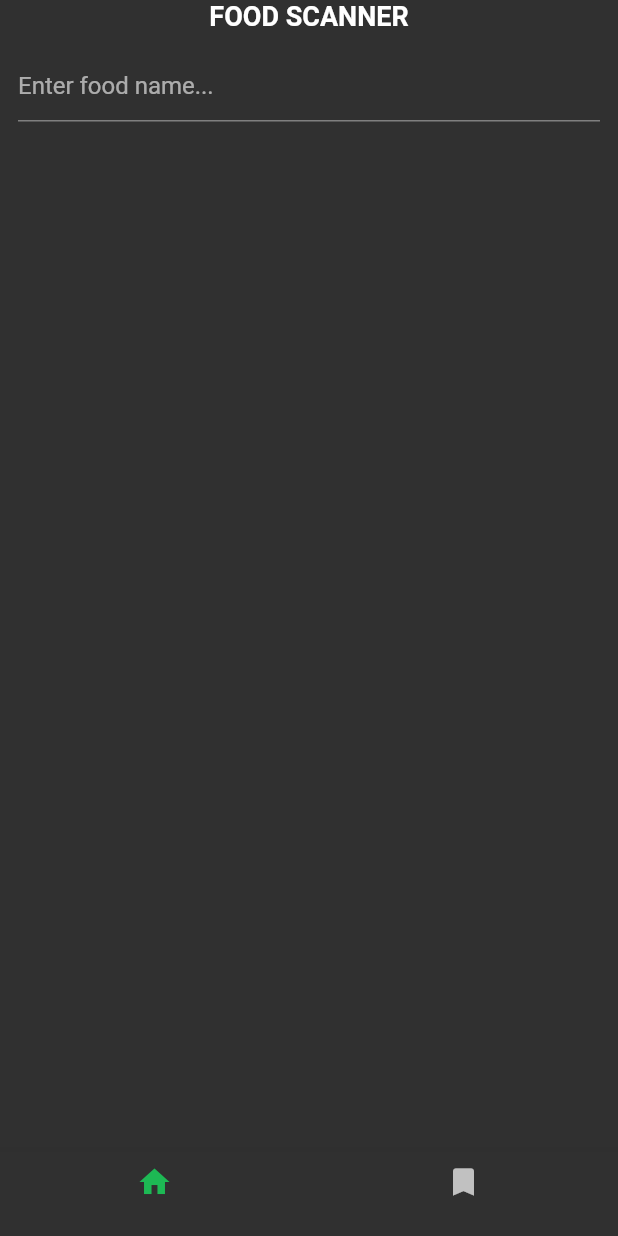
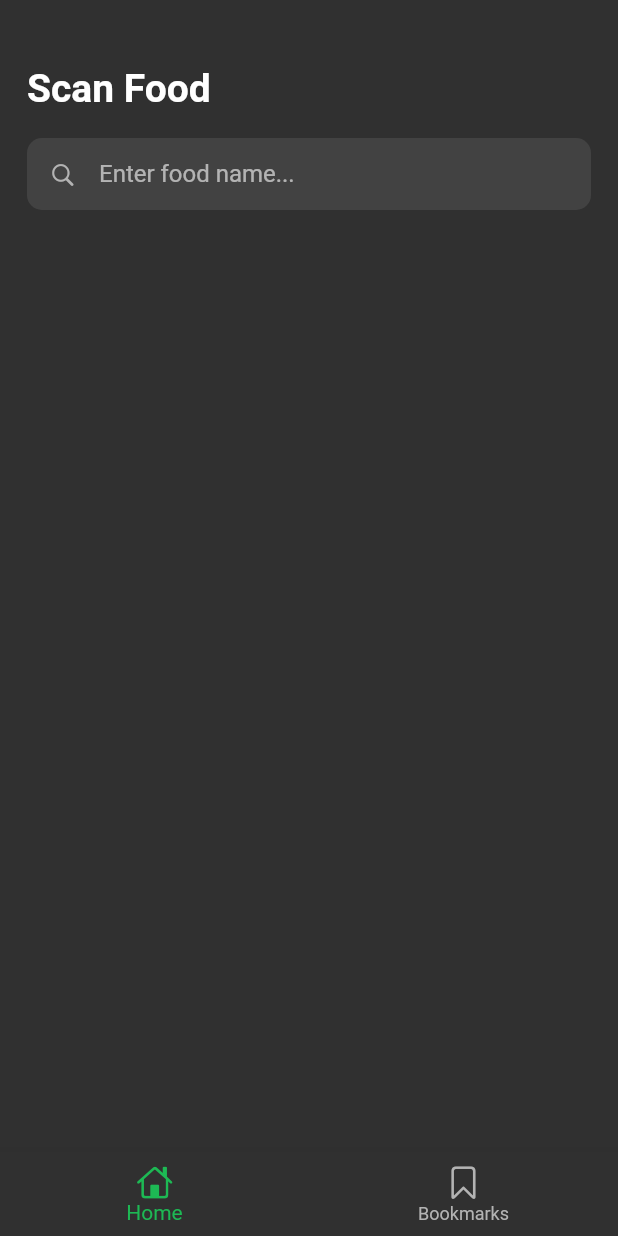
Before and after one commit to ThomHuynh/foodScanner, a Flutter app: the screen it shows after launch, on a phone screen of 412 x 824 dp. Run offline on Flutter 3.47's test engine with Material 2 defaults, Android fonts, the phone set to English and light mode, and no system bars.

Commit message:
refactor and home page design

```diff
--- a/lib/config/palette.dart
+++ b/lib/config/config.dart
@@ -2,8 +2,11 @@ import 'package:flutter/material.dart';
 
 class Palette {
   static const Color background = Color(0xff121212);
-  static const Color surface = Color(0xff535353);
+  static const Color surface = Color(0xff424242);
   static const Color onSurface = Color(0xffb3b3b3);
-
   static const Color primary = Color(0xff1DB954); // spotify green
 }
+
+// class ContainerRadius {
+//   static const containerRadius =
+// }
--- a/lib/main.dart
+++ b/lib/main.dart
@@ -1,5 +1,6 @@
+import 'package:flutter/cupertino.dart';
 import 'package:flutter/material.dart';
-import 'package:food_scanner/config/palette.dart';
+import 'package:food_scanner/config/config.dart';
 import 'package:food_scanner/screens/screens.dart';
 
 void main() => runApp(MyApp());
@@ -9,9 +10,19 @@ class MyApp extends StatelessWidget {
   Widget build(BuildContext context) {
     return MaterialApp(
       title: 'Food Scanner',
+      debugShowCheckedModeBanner: false,
       darkTheme: ThemeData(
+        cupertinoOverrideTheme:
+            CupertinoThemeData(primaryColor: Palette.primary),
+        textSelectionTheme: TextSelectionThemeData(
+          cursorColor: Palette.primary,
+          selectionColor: Palette.primary.withOpacity(0.5),
+          selectionHandleColor: Palette.primary,
+          // selectionHandleColor: Palette.primary,
+        ),
         brightness: Brightness.dark,
         primaryColor: Palette.primary,
+        primaryColorDark: Palette.primary,
         visualDensity: VisualDensity.adaptivePlatformDensity,
       ),
       themeMode: ThemeMode.dark,
--- a/lib/screens/bottom_nav_screen.dart
+++ b/lib/screens/bottom_nav_screen.dart
@@ -1,5 +1,7 @@
+import 'package:flutter/cupertino.dart';
 import 'package:flutter/material.dart';
-import 'package:food_scanner/config/palette.dart';
+import 'package:food_scanner/config/config.dart';
+import 'package:food_scanner/screens/foodDetailsScreen.dart';
 import 'package:food_scanner/screens/screens.dart';
 
 class BottomNavScreen extends StatefulWidget {
@@ -10,37 +12,28 @@ class BottomNavScreen extends StatefulWidget {
 class _BottomNavScreenState extends State<BottomNavScreen> {
   final List _screens = [
     HomeScreen(),
-    Scaffold(),
-    Scaffold(),
-    Scaffold(),
   ];
   int _currentIndex = 0;
 
   @override
   Widget build(BuildContext context) {
     return Scaffold(
-      // backgroundColor: Palette.background,
       body: _screens[_currentIndex],
       bottomNavigationBar: BottomNavigationBar(
         currentIndex: _currentIndex,
         onTap: (index) => setState(() => _currentIndex = index),
         selectedItemColor: Palette.primary,
-        // unselectedItemColor: Palette.onSurface,
-        items: [Icons.home, Icons.bookmark]
+        unselectedItemColor: Palette.onSurface,
+        items: [
+          [CupertinoIcons.home, 'Home'],
+          [CupertinoIcons.bookmark, 'Bookmarks']
+        ]
             .asMap()
             .map((key, value) => MapEntry(
                   key,
                   BottomNavigationBarItem(
-                    label: '',
-                    icon: Container(
-                      decoration: BoxDecoration(
-                          // color: _currentIndex == key
-                          //     ? Palette.onSurface
-                          //     : Colors.transparent,
-                          // borderRadius: BorderRadius.circular(20.0),
-                          ),
-                      child: Icon(value),
-                    ),
+                    label: value[1],
+                    icon: Icon(value[0]),
                   ),
                 ))
             .values
--- a/lib/screens/foodDetailsScreen.dart
+++ b/lib/screens/foodDetailsScreen.dart
@@ -23,9 +23,6 @@ class FoodDetailScreen extends StatelessWidget {
 
   @override
   Widget build(BuildContext context) {
-    // TODO fetch details for one food item by FDC ID
-    // TODO display main things with nice visualization
-
     return Scaffold(
       body: Container(
         padding: EdgeInsets.all(12),
--- a/lib/screens/homeScreen.dart
+++ b/lib/screens/homeScreen.dart
@@ -1,5 +1,10 @@
+import 'package:flutter/cupertino.dart';
 import 'package:flutter/material.dart';
-import 'package:food_scanner/widgets/foodSearch.dart';
+import 'package:food_scanner/config/config.dart';
+import 'package:food_scanner/model/searchResult.dart';
+import 'package:food_scanner/widgets/foodList.dart';
+
+import '../services.dart';
 
 class HomeScreen extends StatefulWidget {
   @override
@@ -7,27 +12,79 @@ class HomeScreen extends StatefulWidget {
 }
 
 class _HomeScreenState extends State<HomeScreen> {
+  final foodSearchController = TextEditingController();
+  Future<SearchResult> _futureSearchResult;
+  var response;
+
+  @override
+  void dispose() {
+    foodSearchController.dispose();
+    super.dispose();
+  }
+
   @override
   Widget build(BuildContext context) {
     return Scaffold(
       body: SafeArea(
-        child: ListView(
-          children: [
+        child: Container(
+          child: ListView(children: [
             Container(
-              child: Text(
-                'FOOD SCANNER',
-                textAlign: TextAlign.center,
-                style: TextStyle(
-                  fontSize: 18,
-                  fontWeight: FontWeight.bold,
-                ),
+              child: Column(
+                children: [
+                  Align(
+                    alignment: Alignment.centerLeft,
+                    child: Container(
+                      child: Text(
+                        'Scan Food',
+                        style: TextStyle(
+                          fontSize: 26,
+                          fontWeight: FontWeight.bold,
+                        ),
+                      ),
+                      margin: EdgeInsets.only(top: 26),
+                    ),
+                  ),
+                ],
               ),
             ),
             Container(
-              padding: EdgeInsets.all(12),
-              child: FoodSearch(),
+              child: ListView(
+                physics: NeverScrollableScrollPhysics(),
+                shrinkWrap: true,
+                children: [
+                  TextField(
+                      cursorColor: Palette.primary,
+                      controller: foodSearchController,
+                      decoration: InputDecoration(
+                        fillColor: Palette.surface,
+                        filled: true,
+                        contentPadding: EdgeInsets.all(0),
+                        border: OutlineInputBorder(
+                          borderRadius: BorderRadius.all(Radius.circular(10)),
+                          borderSide: BorderSide.none,
+                        ),
+                        hintText: 'Enter food name...',
+                        isDense: true,
+                        prefixIcon: Icon(
+                          CupertinoIcons.search,
+                          color: Palette.onSurface,
+                        ),
+                      ),
+                      onSubmitted: (String value) async {
+                        setState(() {
+                          _futureSearchResult = getSearchResults(value);
+                        });
+                      }),
+                  Container(
+                    child: FoodList(_futureSearchResult),
+                    padding: EdgeInsets.only(top: 18),
+                  )
+                ],
+              ),
+              margin: EdgeInsets.only(top: 18),
             ),
-          ],
+          ]),
+          margin: EdgeInsets.all(18),
         ),
       ),
     );
--- a/lib/widgets/foodList.dart
+++ b/lib/widgets/foodList.dart
@@ -1,4 +1,5 @@
 import 'package:flutter/material.dart';
+import 'package:food_scanner/config/config.dart';
 
 import 'package:food_scanner/screens/foodDetailsScreen.dart';
 import 'package:food_scanner/model/food.dart';
@@ -31,14 +32,11 @@ class FoodList extends StatelessWidget {
             ),
           ),
           onTap: () {
-            // TODO food detail request for food.id
-
             Navigator.push(
                 context,
                 MaterialPageRoute(
                     builder: (context) => FoodDetailScreen(food)));
           },
-          splashColor: Colors.blue.withAlpha(30),
         ),
       );
     });
@@ -52,7 +50,8 @@ class FoodList extends StatelessWidget {
         future: _futureSearchResult,
         builder: (BuildContext context, AsyncSnapshot<SearchResult> snapshot) {
           if (snapshot.connectionState == ConnectionState.waiting) {
-            return Center(child: CircularProgressIndicator());
+            return Center(
+                child: CircularProgressIndicator(color: Palette.primary));
           } else if (snapshot.hasData) {
             return Column(
               children: mapFoods(context, snapshot.data.foods),
--- a/lib/widgets/foodSearch.dart
+++ /dev/null
@@ -1,45 +0,0 @@
-import 'package:flutter/material.dart';
-import 'package:food_scanner/model/searchResult.dart';
-import 'package:food_scanner/widgets/foodList.dart';
-import 'package:food_scanner/services.dart';
-
-class FoodSearch extends StatefulWidget {
-  @override
-  _FoodSearchState createState() => _FoodSearchState();
-}
-
-class _FoodSearchState extends State<FoodSearch> {
-  final foodSearchController = TextEditingController();
-  Future<SearchResult> _futureSearchResult;
-  var response;
-
-  @override
-  void dispose() {
-    foodSearchController.dispose();
-    super.dispose();
-  }
-
-  @override
-  Widget build(BuildContext context) {
-    return ListView(
-      physics: NeverScrollableScrollPhysics(),
-      shrinkWrap: true,
-      children: [
-        TextField(
-            controller: foodSearchController,
-            decoration: InputDecoration(
-              hintText: 'Enter food name...',
-            ),
-            onSubmitted: (String value) async {
-              setState(() {
-                _futureSearchResult = getSearchResults(value);
-              });
-            }),
-        Container(
-          child: FoodList(_futureSearchResult),
-          padding: EdgeInsets.only(top: 24),
-        )
-      ],
-    );
-  }
-}
```
